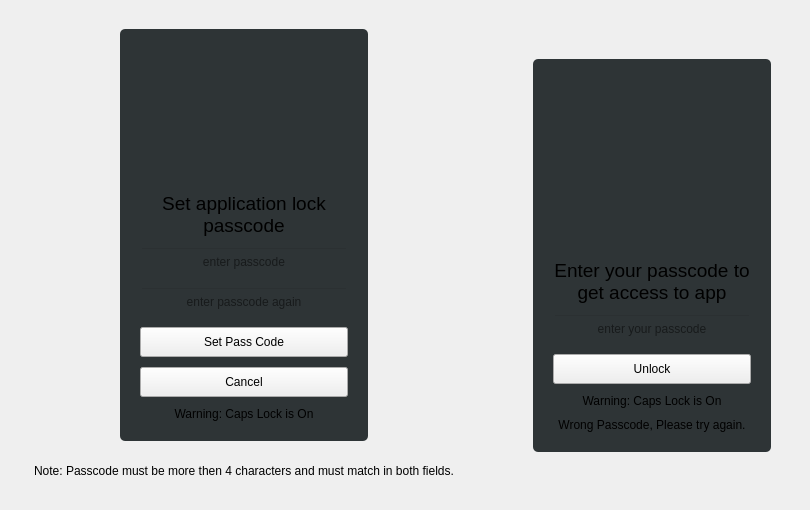
This is src/lock.ui in keshavbhatt/whatsie as Qt 5 draws it before an edit. The edited form follows.
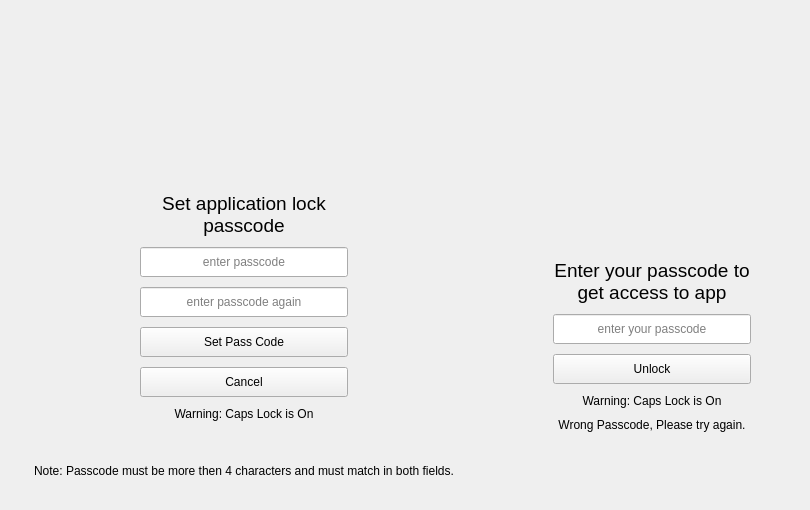
This is the edited form. Icons and pictures are not drawn.

Commit message: updated lock class

The edit to the form file:
```diff
--- a/src/lock.ui
+++ b/src/lock.ui
@@ -83,11 +83,7 @@
         <item>
          <widget class="QWidget" name="widget_2" native="true">
           <property name="styleSheet">
-           <string notr="true">QWidget#widget_2{
-background-color: rgb(46, 52, 54);
-border-radius: 5px;
-background-image:url(:/icons/texture.png)
-}</string>
+           <string notr="true"/>
           </property>
           <layout class="QVBoxLayout" name="verticalLayout_4">
            <property name="spacing">
@@ -168,20 +164,11 @@
            </item>
            <item>
             <widget class="QLabel" name="label_3">
-             <property name="minimumSize">
-              <size>
-               <width>0</width>
-               <height>24</height>
-              </size>
-             </property>
              <property name="font">
               <font>
                <pointsize>14</pointsize>
               </font>
              </property>
-             <property name="styleSheet">
-              <string notr="true">background-color:transparent;</string>
-             </property>
              <property name="text">
               <string>Set application lock passcode</string>
              </property>
@@ -201,9 +188,6 @@
                <height>30</height>
               </size>
              </property>
-             <property name="styleSheet">
-              <string notr="true">background-color:transparent;</string>
-             </property>
              <property name="echoMode">
               <enum>QLineEdit::Password</enum>
              </property>
@@ -223,9 +207,6 @@
                <height>30</height>
               </size>
              </property>
-             <property name="styleSheet">
-              <string notr="true">background-color:transparent;</string>
-             </property>
              <property name="echoMode">
               <enum>QLineEdit::Password</enum>
              </property>
@@ -404,11 +385,7 @@
         <item>
          <widget class="QWidget" name="widget" native="true">
           <property name="styleSheet">
-           <string notr="true">QWidget#widget{
-background-color: rgb(46, 52, 54);
-border-radius: 5px;
-background-image:url(:/icons/texture.png)
-}</string>
+           <string notr="true"/>
           </property>
           <layout class="QVBoxLayout" name="verticalLayout_3">
            <property name="spacing">
@@ -550,20 +527,11 @@
            </item>
            <item>
             <widget class="QLabel" name="label_4">
-             <property name="minimumSize">
-              <size>
-               <width>0</width>
-               <height>24</height>
-              </size>
-             </property>
              <property name="font">
               <font>
                <pointsize>14</pointsize>
               </font>
              </property>
-             <property name="styleSheet">
-              <string notr="true">background-color:transparent;</string>
-             </property>
              <property name="text">
               <string>Enter your passcode to get access to app</string>
              </property>
@@ -583,9 +551,6 @@
                <height>30</height>
               </size>
              </property>
-             <property name="styleSheet">
-              <string notr="true">background-color:transparent;</string>
-             </property>
              <property name="echoMode">
               <enum>QLineEdit::Password</enum>
              </property>
```
The commit also changes 2 other files.
